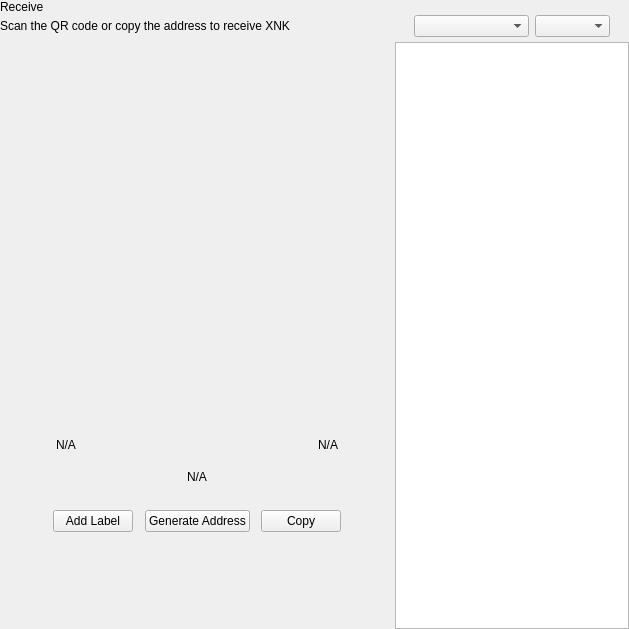
Kopernikus-dev/xnk-testing, file src/qt/encocoin/forms/receivewidget.ui: the form before one commit.
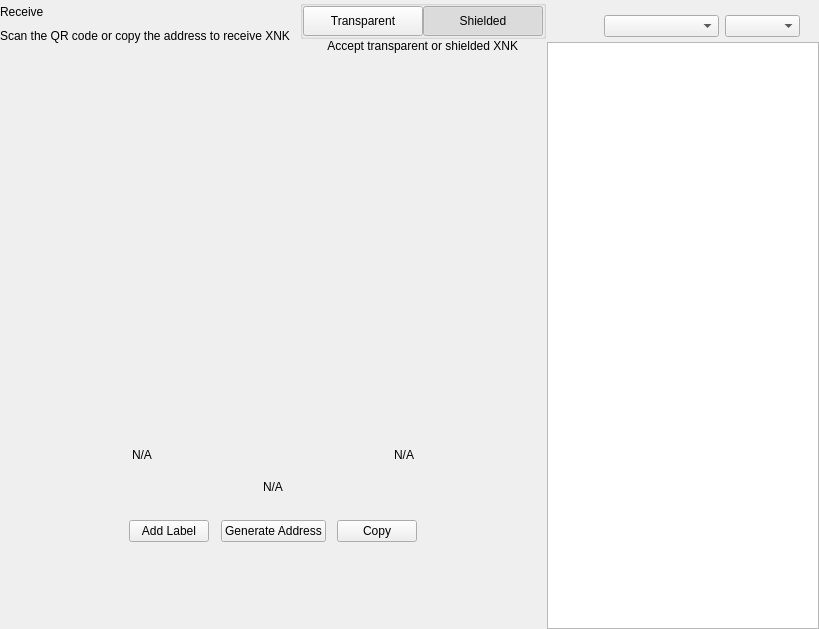
The form after the commit. Custom widgets are drawn as their Qt base class.

Patch:
```diff
--- a/src/qt/encocoin/forms/receivewidget.ui
+++ b/src/qt/encocoin/forms/receivewidget.ui
@@ -6,7 +6,7 @@
    <rect>
     <x>0</x>
     <y>0</y>
-    <width>629</width>
+    <width>819</width>
     <height>629</height>
    </rect>
   </property>
@@ -97,6 +97,120 @@
             </property>
            </spacer>
           </item>
+          <item>
+           <widget class="QWidget" name="containerViewPrivacyChecks" native="true">
+            <layout class="QVBoxLayout" name="containerPrivacyChecks">
+             <property name="spacing">
+              <number>0</number>
+             </property>
+             <property name="leftMargin">
+              <number>0</number>
+             </property>
+             <property name="topMargin">
+              <number>0</number>
+             </property>
+             <property name="rightMargin">
+              <number>0</number>
+             </property>
+             <property name="bottomMargin">
+              <number>0</number>
+             </property>
+             <item alignment="Qt::AlignHCenter|Qt::AlignVCenter">
+              <widget class="QGroupBox" name="groupBox">
+               <property name="title">
+                <string/>
+               </property>
+               <layout class="QHBoxLayout" name="horizontalLayout_2_1">
+                <property name="spacing">
+                 <number>0</number>
+                </property>
+                <property name="leftMargin">
+                 <number>0</number>
+                </property>
+                <property name="topMargin">
+                 <number>0</number>
+                </property>
+                <property name="rightMargin">
+                 <number>0</number>
+                </property>
+                <property name="bottomMargin">
+                 <number>0</number>
+                </property>
+                <item>
+                 <widget class="QPushButton" name="pushLeft">
+                  <property name="minimumSize">
+                   <size>
+                    <width>120</width>
+                    <height>30</height>
+                   </size>
+                  </property>
+                  <property name="maximumSize">
+                   <size>
+                    <width>120</width>
+                    <height>30</height>
+                   </size>
+                  </property>
+                  <property name="focusPolicy">
+                   <enum>Qt::NoFocus</enum>
+                  </property>
+                  <property name="text">
+                   <string>Transparent</string>
+                  </property>
+                  <property name="checkable">
+                   <bool>true</bool>
+                  </property>
+                  <property name="autoExclusive">
+                   <bool>true</bool>
+                  </property>
+                 </widget>
+                </item>
+                <item>
+                 <widget class="QPushButton" name="pushRight">
+                  <property name="minimumSize">
+                   <size>
+                    <width>120</width>
+                    <height>30</height>
+                   </size>
+                  </property>
+                  <property name="maximumSize">
+                   <size>
+                    <width>120</width>
+                    <height>30</height>
+                   </size>
+                  </property>
+                  <property name="focusPolicy">
+                   <enum>Qt::NoFocus</enum>
+                  </property>
+                  <property name="text">
+                   <string>Shielded</string>
+                  </property>
+                  <property name="checkable">
+                   <bool>true</bool>
+                  </property>
+                  <property name="checked">
+                   <bool>true</bool>
+                  </property>
+                  <property name="autoExclusive">
+                   <bool>true</bool>
+                  </property>
+                 </widget>
+                </item>
+               </layout>
+              </widget>
+             </item>
+             <item alignment="Qt::AlignHCenter|Qt::AlignTop">
+              <widget class="QLabel" name="labelSubtitle2">
+               <property name="text">
+                <string>Accept transparent or shielded XNK</string>
+               </property>
+               <property name="alignment">
+                <set>Qt::AlignRight|Qt::AlignTrailing|Qt::AlignVCenter</set>
+               </property>
+              </widget>
+             </item>
+            </layout>
+           </widget>
+          </item>
          </layout>
         </item>
         <item>
```
